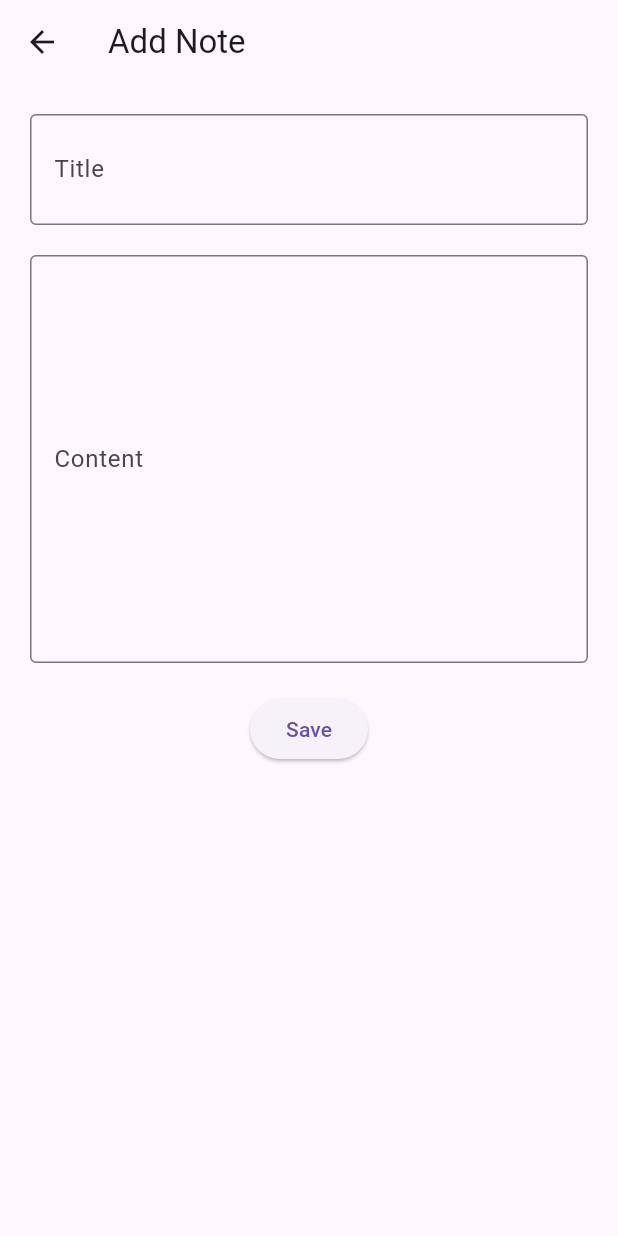
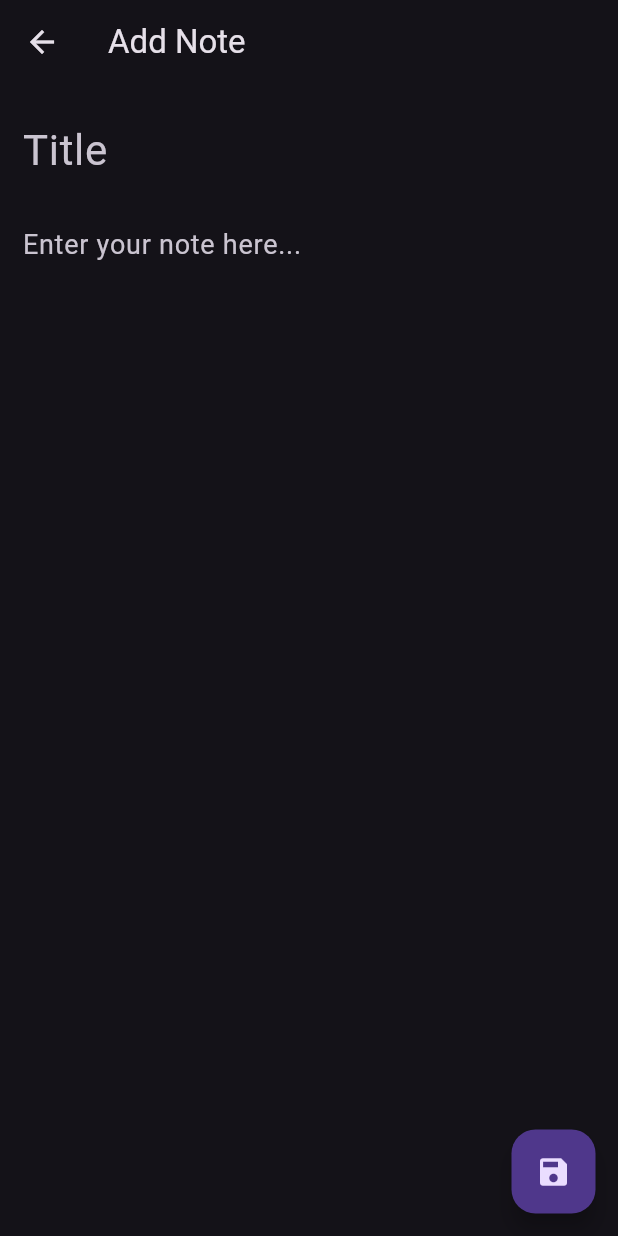
Before and after one commit to Donelongo/flutter-2024-proj, a Flutter app: the NotesPage screen opened by its route, after a tap on the "add" icon, on a phone screen of 412 x 824 dp. Run offline on Flutter 3.47's test engine with Material 3 defaults, Android fonts, the phone set to English and light mode, and no system bars.

Commit message:
Theme and redone the addnotes page and others

```diff
--- a/lib/screens/addnotes.dart
+++ b/lib/screens/addnotes.dart
@@ -8,45 +8,54 @@ class AddNote extends StatefulWidget {
 }
 
 class _AddNoteState extends State<AddNote> {
+  final titleController = TextEditingController();
+  final bodyController = TextEditingController();
+
   @override
   Widget build(BuildContext context) {
-    return Scaffold(
+    return Theme(
+      data: ThemeData(brightness: Brightness.dark),
+      child: Scaffold(
         appBar: AppBar(
-        title: const Text('Add Note'),
+          title: const Text(
+            'Add Note',
           ),
-
-
+        ),
         body: Padding(
-        padding: const EdgeInsets.all(20),
+          padding: const EdgeInsets.all(15.0),
           child: Column(
             children: [
               TextFormField(
-              style: const TextStyle(
-                fontSize: 28
+                controller: titleController,
+                style: const TextStyle(fontSize: 28),
+                decoration: const InputDecoration(
+                  border: InputBorder.none,
+                  hintText: "Title",
                 ),
+                maxLines: null,
+              ),
+              const SizedBox(height: 10),
+              TextFormField(
+                controller: bodyController,
+                style: const TextStyle(fontSize: 18),
                 decoration: const InputDecoration(
-                labelText: 'Title',
-                border: OutlineInputBorder(),
+                  border: InputBorder.none,
+                  hintText: "Enter your note here...",
+                ),
+                maxLines: null,
+              ),
+              const Spacer(),
+              Align(
+                alignment: Alignment.bottomRight,
+                child: FloatingActionButton(
+                  onPressed: () {
+                    Navigator.pop(context);
+                  },
+                  child: const Icon(Icons.save),
                 ),
               ),
-
-
-            const SizedBox(height: 20),
-            TextFormField(
-              decoration: const InputDecoration(
-                labelText: 'Content',
-                border: OutlineInputBorder(),
+            ],
           ),
-              maxLines: 10,
-            ),
-            const SizedBox(height: 20),
-            ElevatedButton(
-              onPressed: () {
-                // Handle save button press
-              },
-              child: const Text('Save'),
-            ),
-          ],
         ),
       ),
     );
--- a/lib/screens/home.dart
+++ b/lib/screens/home.dart
@@ -5,7 +5,9 @@ class HomePage extends StatelessWidget {
 
   @override
   Widget build(BuildContext context) {
-    return Scaffold(
+    return Theme(
+      data: ThemeData(brightness: Brightness.dark),
+      child: Scaffold(
         appBar: AppBar(
           title: const Text('Home'),
         ),
@@ -65,6 +67,7 @@ class HomePage extends StatelessWidget {
             ],
           ),
         ),
+      ),
     );
   }
 }
--- a/lib/screens/login.dart
+++ b/lib/screens/login.dart
@@ -5,7 +5,9 @@ class LoginPage extends StatelessWidget {
 
   @override
   Widget build(BuildContext context) {
-    return Scaffold(
+    return Theme(
+      data: ThemeData(brightness: Brightness.dark),
+      child: Scaffold(
         appBar: AppBar(
           title: const Text('Login'),
         ),
@@ -40,6 +42,7 @@ class LoginPage extends StatelessWidget {
             ),
           ),
         ),
+      ),
     );
   }
 }
--- a/lib/screens/notes.dart
+++ b/lib/screens/notes.dart
@@ -6,12 +6,12 @@ class NotesPage extends StatelessWidget {
   const NotesPage({super.key});
 
   @override
-  Widget build(BuildContext context) {
-    return Scaffold(
-      backgroundColor: Colors.grey[200],
+Widget build(BuildContext context) {
+  return Theme(
+    data: ThemeData(brightness: Brightness.dark),
+    child: Scaffold(
       appBar: AppBar(
         title: const Text('Notes'),
-        backgroundColor: Colors.blue,
       ),
       body: ListView.builder(
         itemCount: 10,
@@ -40,10 +40,10 @@ class NotesPage extends StatelessWidget {
             MaterialPageRoute(builder: (context) =>const AddNote()),
           );
         },
-        backgroundColor: Colors.blue,
-        child: const Icon(Icons.add),
+          backgroundColor: Colors.grey[700],
+          child: const Icon(Icons.add,
+          color: Colors.white,),
       ),
-
 
       bottomNavigationBar: BottomAppBar(
         child: Row(
@@ -68,6 +68,7 @@ class NotesPage extends StatelessWidget {
           ],
         ),
       ),
+    ),
     );
   }
 
@@ -162,7 +163,6 @@ class NoteDetailsDialog extends StatelessWidget {
         borderRadius: BorderRadius.circular(8.0),
       ),
       elevation: 0,
-      backgroundColor: Colors.transparent,
       child: contentBox(context),
     );
   }
@@ -172,7 +172,6 @@ class NoteDetailsDialog extends StatelessWidget {
       padding: const EdgeInsets.all(16),
       decoration: BoxDecoration(
         shape: BoxShape.rectangle,
-        color: Colors.white,
         borderRadius: BorderRadius.circular(8.0),
       ),
       child: Column(
--- a/lib/screens/signup.dart
+++ b/lib/screens/signup.dart
@@ -5,7 +5,9 @@ class SignupPage extends StatelessWidget {
 
   @override
   Widget build(BuildContext context) {
-    return Scaffold(
+    return Theme(
+      data: ThemeData(brightness: Brightness.dark),
+      child: Scaffold(
         appBar: AppBar(
           title: const Text('Sign Up'),
         ),
@@ -40,6 +42,7 @@ class SignupPage extends StatelessWidget {
             ),
           ),
         ),
+      ),
     );
   }
 }
```
Also changed, not shown: lib/main.dart (+8 -8 lines), lib/screens/others.dart (+9 -5 lines). Lines whose indentation alone changed are shown as unchanged.
